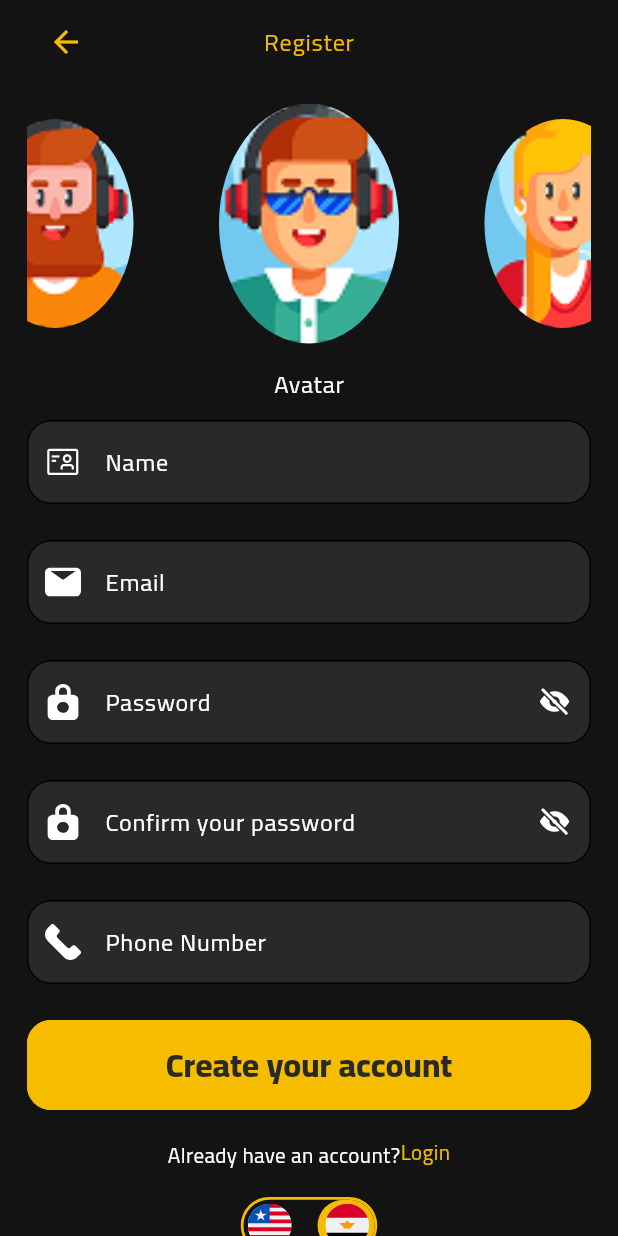
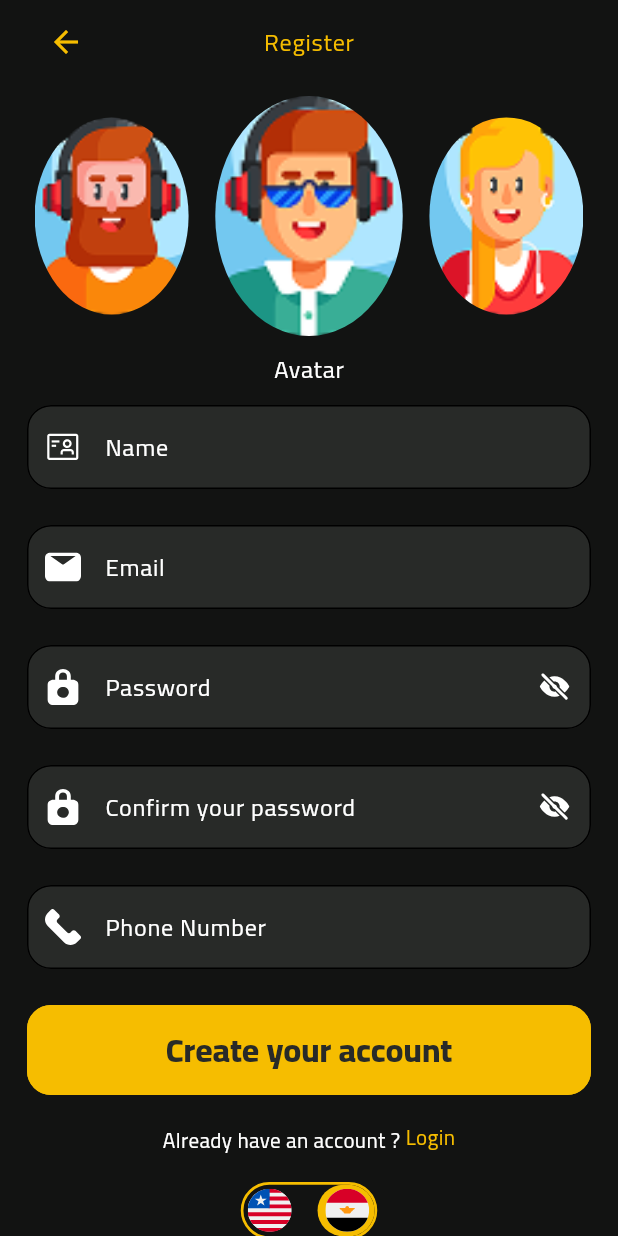
Before and after one commit to Youssef-Mamdouh-ali/Movies_app, a Flutter app: the RegisterView screen opened by its route, on a phone screen of 412 x 824 dp. Run offline on Flutter 3.47's test engine with Material 3 defaults, Android fonts, the phone set to English and light mode, and no system bars; drawn by our look-alikes of carousel_slider, flutter_bounceable; our stand-ins replace flutter_svg.

Commit message:
feat: update custom_carousel_slider_widget.

```diff
--- a/lib/Features/authentication/register/register_view/register_view.dart
+++ b/lib/Features/authentication/register/register_view/register_view.dart
@@ -52,15 +52,15 @@ class _RegisterViewState extends State<RegisterView> {
             CustomCarouselSliderWidget(
               items: RegisterDataModel.registerList.map((avater) {
                 return Container(
-                  width: 120,
-                  height: 118,
+                  width: 125,
+                  height: 160,
                   decoration: const BoxDecoration(shape: BoxShape.circle),
                   child: ClipOval(
                     child: Image.asset(
                       avater.imagePath,
                       fit: BoxFit.cover,
-                      width: 110,
-                      height: 110,
+                      width: 125,
+                      height: 160,
                     ),
                   ),
                 );
--- a/lib/Features/authentication/register/register_view/widget/custom_carousel_slider_widget.dart
+++ b/lib/Features/authentication/register/register_view/widget/custom_carousel_slider_widget.dart
@@ -11,13 +11,13 @@ class CustomCarouselSliderWidget extends StatelessWidget {
   Widget build(BuildContext context) {
     return SizedBox(
       width: double.infinity,
-      height: 170,
+      height: 160,
       child: CarouselSlider(
         items: items,
         options: CarouselOptions(
           height: 160,
           aspectRatio: 16 / 9,
-          viewportFraction: 0.45,
+          viewportFraction: 0.35,
           initialPage: 1,
           enableInfiniteScroll: true,
           reverse: false,
@@ -26,7 +26,8 @@ class CustomCarouselSliderWidget extends StatelessWidget {
           autoPlayAnimationDuration: Duration(milliseconds: 800),
           autoPlayCurve: Curves.easeInOut,
           enlargeCenterPage: true,
-          enlargeFactor: 0.3,
+          enlargeFactor: 0.36,
+          enlargeStrategy: CenterPageEnlargeStrategy.scale,
           onPageChanged: onPageChanged,
           scrollDirection: Axis.horizontal,
         ),
--- a/lib/core/utils/app_strings/app_string.dart
+++ b/lib/core/utils/app_strings/app_string.dart
@@ -12,7 +12,7 @@ class AppString {
   static const String or = "OR";
   static const String loginWithGoogle = "Login with Google";
   static const String confirmPassword = "Confirm your password";
-  static const String alreadyHaveAccount = "Already have an account?";
+  static const String alreadyHaveAccount = "Already have an account ? ";
   static const String resetPassword = "Reset password";
   static const String register = "Register";
   static const String avatar = "Avatar";
```
